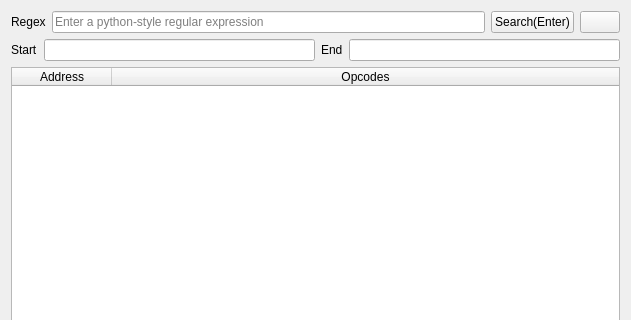
korcankaraokcu/PINCE, file GUI/SearchOpcodeWidget.ui: the form before one commit; both pictures show x 0 to 631 and y 0 to 320 of the 631 by 490 pixel window.
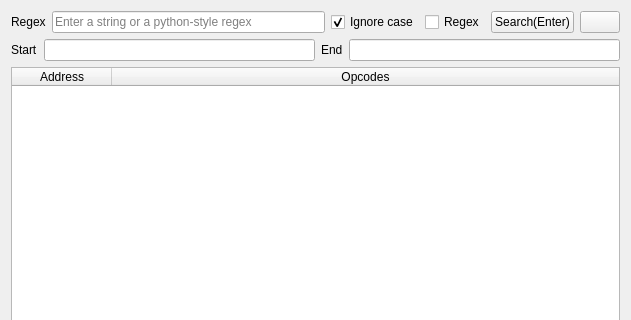
The form after the commit.

Commit message: Upgraded SearchOpcodeWidget

What changed in the file:
```diff
--- a/GUI/SearchOpcodeWidget.ui
+++ b/GUI/SearchOpcodeWidget.ui
@@ -26,7 +26,30 @@
      <item>
       <widget class="QLineEdit" name="lineEdit_Regex">
        <property name="placeholderText">
-        <string>Enter a python-style regular expression</string>
+        <string>Enter a string or a python-style regex</string>
+       </property>
+      </widget>
+     </item>
+     <item>
+      <widget class="QCheckBox" name="checkBox_IgnoreCase">
+       <property name="toolTip">
+        <string>Ignore case if checked</string>
+       </property>
+       <property name="text">
+        <string>Ignore case</string>
+       </property>
+       <property name="checked">
+        <bool>true</bool>
+       </property>
+      </widget>
+     </item>
+     <item>
+      <widget class="QCheckBox" name="checkBox_Regex">
+       <property name="toolTip">
+        <string>Your string will be treated as a regex if checked</string>
+       </property>
+       <property name="text">
+        <string>Regex</string>
        </property>
       </widget>
      </item>
```
Left out of the diff: 3 changed lines with no effect on the pictures. The commit also changes 3 other files.
